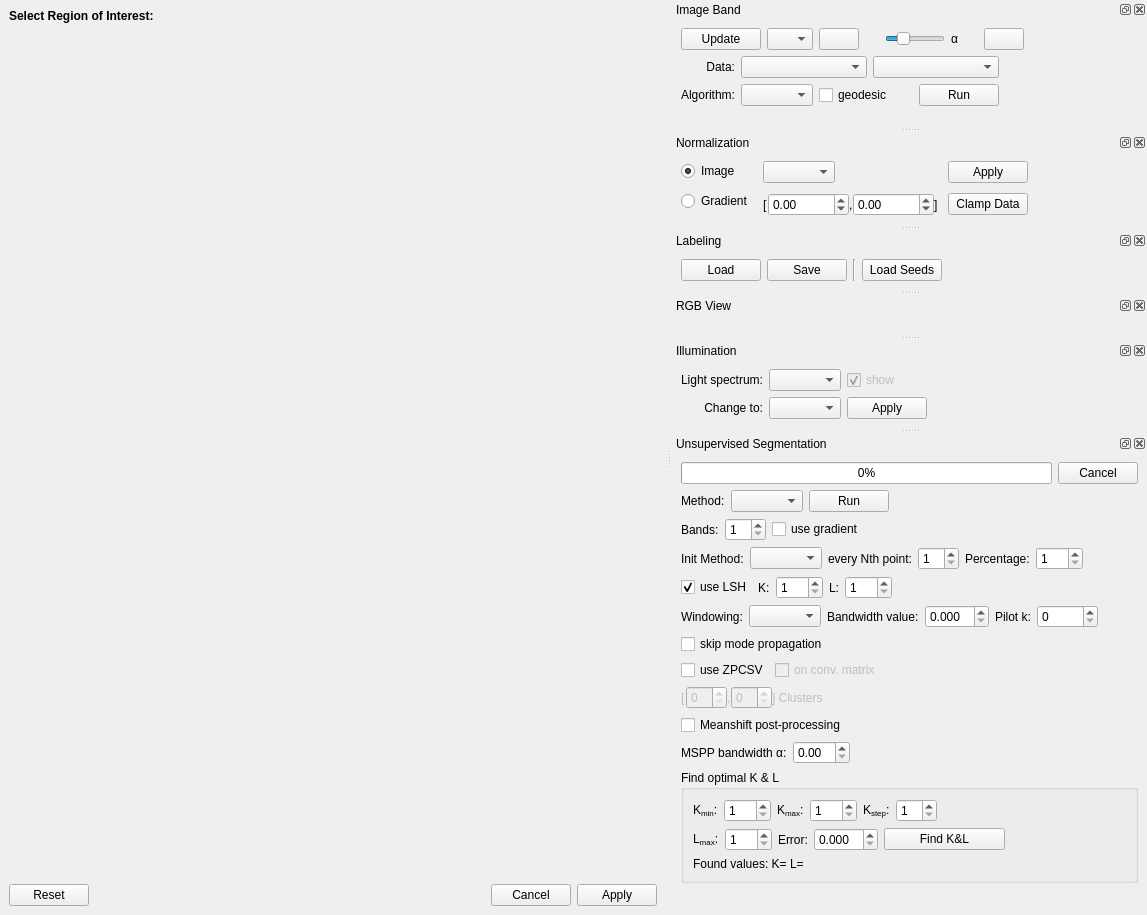
gerbilvis/gerbil, file gui/viewerwindow.ui: the form before one commit.
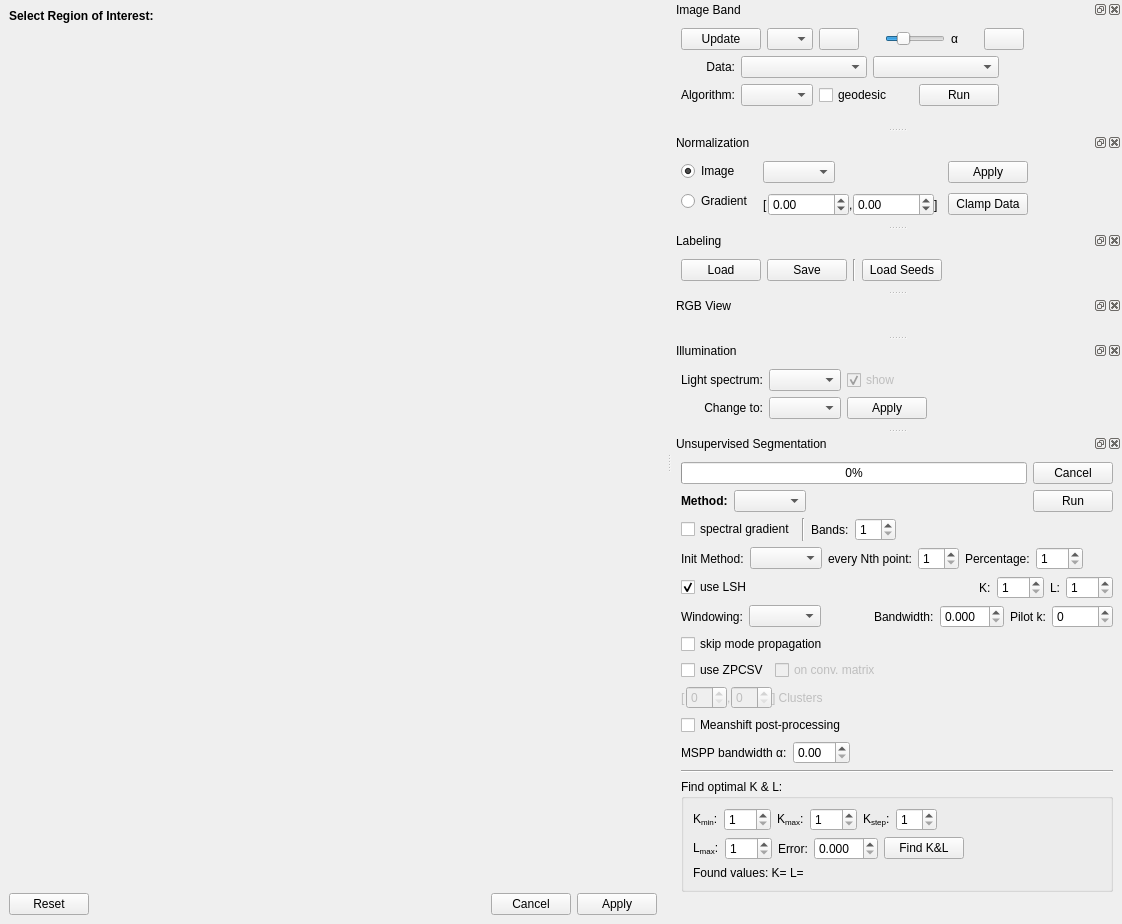
The form after the commit. Icons and pictures are not drawn. Custom widgets are drawn as their Qt base class.

Commit message: gui improvements on unsupervised seg.

The edit to the form file:
```diff
--- a/gui/viewerwindow.ui
+++ b/gui/viewerwindow.ui
@@ -1108,7 +1108,19 @@
       </widget>
      </item>
      <item>
+      <widget class="QWidget" name="usLayoutWidget" native="true">
+       <layout class="QHBoxLayout" name="usLayout">
+        <property name="margin">
+         <number>0</number>
+        </property>
+        <item>
       <widget class="QWidget" name="usSettingsWidget" native="true">
+          <property name="sizePolicy">
+           <sizepolicy hsizetype="Fixed" vsizetype="Preferred">
+            <horstretch>0</horstretch>
+            <verstretch>0</verstretch>
+           </sizepolicy>
+          </property>
        <layout class="QVBoxLayout" name="verticalLayout_14">
         <property name="margin">
          <number>0</number>
@@ -1122,7 +1134,10 @@
            <item>
             <widget class="QLabel" name="label_9">
              <property name="text">
-              <string>Method:</string>
+                 <string>&lt;b&gt;Method:&lt;/b&gt;</string>
+                </property>
+                <property name="textFormat">
+                 <enum>Qt::RichText</enum>
              </property>
             </widget>
            </item>
@@ -1133,6 +1148,19 @@
              </property>
             </widget>
            </item>
+              <item>
+               <spacer name="horizontalSpacer_15">
+                <property name="orientation">
+                 <enum>Qt::Horizontal</enum>
+                </property>
+                <property name="sizeHint" stdset="0">
+                 <size>
+                  <width>40</width>
+                  <height>20</height>
+                 </size>
+                </property>
+               </spacer>
+              </item>
            <item>
             <widget class="QPushButton" name="usGoButton">
              <property name="text">
@@ -1150,19 +1178,6 @@
              </property>
             </widget>
            </item>
-           <item>
-            <spacer name="horizontalSpacer_15">
-             <property name="orientation">
-              <enum>Qt::Horizontal</enum>
-             </property>
-             <property name="sizeHint" stdset="0">
-              <size>
-               <width>40</width>
-               <height>20</height>
-              </size>
-             </property>
-            </spacer>
-           </item>
           </layout>
          </widget>
         </item>
@@ -1172,8 +1187,28 @@
            <property name="margin">
             <number>0</number>
            </property>
+              <item>
+               <widget class="QCheckBox" name="usGradientCheckBox">
+                <property name="toolTip">
+                 <string>cluster within the spectral gradient</string>
+                </property>
+                <property name="text">
+                 <string>spectral gradient</string>
+                </property>
+               </widget>
+              </item>
+              <item>
+               <widget class="Line" name="line_5">
+                <property name="orientation">
+                 <enum>Qt::Vertical</enum>
+                </property>
+               </widget>
+              </item>
            <item>
             <widget class="QLabel" name="label_11">
+                <property name="toolTip">
+                 <string>number of bands (interpolated from real image bands)</string>
+                </property>
              <property name="text">
               <string>Bands:</string>
              </property>
@@ -1189,13 +1224,6 @@
              </property>
             </widget>
            </item>
-           <item>
-            <widget class="QCheckBox" name="usGradientCheckBox">
-             <property name="text">
-              <string>use gradient</string>
-             </property>
-            </widget>
-           </item>
            <item>
             <spacer name="horizontalSpacer_18">
              <property name="orientation">
@@ -1203,8 +1231,8 @@
              </property>
              <property name="sizeHint" stdset="0">
               <size>
-               <width>40</width>
-               <height>20</height>
+                  <width>0</width>
+                  <height>0</height>
               </size>
              </property>
             </spacer>
@@ -1213,7 +1241,7 @@
          </widget>
         </item>
         <item>
-         <widget class="QWidget" name="widget_10" native="true">
+            <widget class="QWidget" name="usInitWidget" native="true">
           <layout class="QHBoxLayout" name="horizontalLayout_19">
            <property name="margin">
             <number>0</number>
@@ -1290,8 +1318,8 @@
              </property>
              <property name="sizeHint" stdset="0">
               <size>
-               <width>40</width>
-               <height>20</height>
+                  <width>0</width>
+                  <height>0</height>
               </size>
              </property>
             </spacer>
@@ -1307,6 +1335,9 @@
            </property>
            <item>
             <widget class="QCheckBox" name="usLshCheckBox">
+                <property name="toolTip">
+                 <string>speed-up with Locality Sensitive Hashing</string>
+                </property>
              <property name="text">
               <string>use LSH</string>
              </property>
@@ -1321,31 +1352,24 @@
               <property name="margin">
                <number>0</number>
               </property>
-              <item row="0" column="2">
-               <widget class="QLabel" name="label_20">
-                <property name="text">
-                 <string>K:</string>
-                </property>
-               </widget>
-              </item>
-              <item row="0" column="4">
-               <widget class="QSpinBox" name="usKSpinBox">
-                <property name="minimum">
-                 <number>1</number>
-                </property>
-                <property name="maximum">
-                 <number>999</number>
-                </property>
-               </widget>
-              </item>
               <item row="0" column="5">
+                  <widget class="QSpinBox" name="usKSpinBox">
+                   <property name="minimum">
+                    <number>1</number>
+                   </property>
+                   <property name="maximum">
+                    <number>999</number>
+                   </property>
+                  </widget>
+                 </item>
+                 <item row="0" column="6">
                <widget class="QLabel" name="label_21">
                 <property name="text">
                  <string>L:</string>
                 </property>
                </widget>
               </item>
-              <item row="0" column="6">
+                 <item row="0" column="7">
                <widget class="QSpinBox" name="usLSpinBox">
                 <property name="minimum">
                  <number>1</number>
@@ -1355,7 +1379,7 @@
                 </property>
                </widget>
               </item>
-              <item row="0" column="8">
+                 <item row="0" column="3">
                <spacer name="horizontalSpacer_16">
                 <property name="orientation">
                  <enum>Qt::Horizontal</enum>
@@ -1368,6 +1392,13 @@
                 </property>
                </spacer>
               </item>
+                 <item row="0" column="4">
+                  <widget class="QLabel" name="label_20">
+                   <property name="text">
+                    <string>K:</string>
+                   </property>
+                  </widget>
+                 </item>
              </layout>
             </widget>
            </item>
@@ -1390,6 +1421,19 @@
            <item>
             <widget class="QComboBox" name="usBandwidthBox"/>
            </item>
+              <item>
+               <spacer name="horizontalSpacer_22">
+                <property name="orientation">
+                 <enum>Qt::Horizontal</enum>
+                </property>
+                <property name="sizeHint" stdset="0">
+                 <size>
+                  <width>20</width>
+                  <height>0</height>
+                 </size>
+                </property>
+               </spacer>
+              </item>
            <item>
             <widget class="QWidget" name="usFixedBWWidget" native="true">
              <layout class="QGridLayout" name="gridLayout_7">
@@ -1399,7 +1443,7 @@
               <item row="0" column="0">
                <widget class="QLabel" name="label_18">
                 <property name="text">
-                 <string>Bandwidth value:</string>
+                    <string>Bandwidth:</string>
                 </property>
                </widget>
               </item>
@@ -1439,19 +1483,6 @@
              </layout>
             </widget>
            </item>
-           <item>
-            <spacer name="horizontalSpacer_22">
-             <property name="orientation">
-              <enum>Qt::Horizontal</enum>
-             </property>
-             <property name="sizeHint" stdset="0">
-              <size>
-               <width>40</width>
-               <height>20</height>
-              </size>
-             </property>
-            </spacer>
-           </item>
           </layout>
          </widget>
         </item>
@@ -1638,10 +1669,36 @@
           </layout>
          </widget>
         </item>
+          </layout>
+         </widget>
+        </item>
+        <item>
+         <spacer name="horizontalSpacer_81">
+          <property name="orientation">
+           <enum>Qt::Horizontal</enum>
+          </property>
+          <property name="sizeHint" stdset="0">
+           <size>
+            <width>0</width>
+            <height>0</height>
+           </size>
+          </property>
+         </spacer>
+        </item>
+       </layout>
+      </widget>
+     </item>
+     <item>
+      <widget class="Line" name="line_4">
+       <property name="orientation">
+        <enum>Qt::Horizontal</enum>
+       </property>
+      </widget>
+     </item>
         <item>
          <widget class="QGroupBox" name="groupBox_2">
           <property name="title">
-           <string>Find optimal K &amp;&amp; L</string>
+        <string>Find optimal K &amp;&amp; L:</string>
           </property>
           <layout class="QVBoxLayout" name="verticalLayout_12">
            <item>
@@ -1776,7 +1833,7 @@
              <item>
               <widget class="QPushButton" name="usFindKLGoButton">
                <property name="sizePolicy">
-                <sizepolicy hsizetype="Expanding" vsizetype="Fixed">
+             <sizepolicy hsizetype="Fixed" vsizetype="Fixed">
                  <horstretch>0</horstretch>
                  <verstretch>0</verstretch>
                 </sizepolicy>
@@ -1824,9 +1881,6 @@
                 <property name="text">
                  <string>Found values: K= L=</string>
                 </property>
-               </widget>
-              </item>
-             </layout>
             </widget>
            </item>
           </layout>
```
Lines whose indentation alone changed are shown as unchanged. The commit also changes 1 other file.
